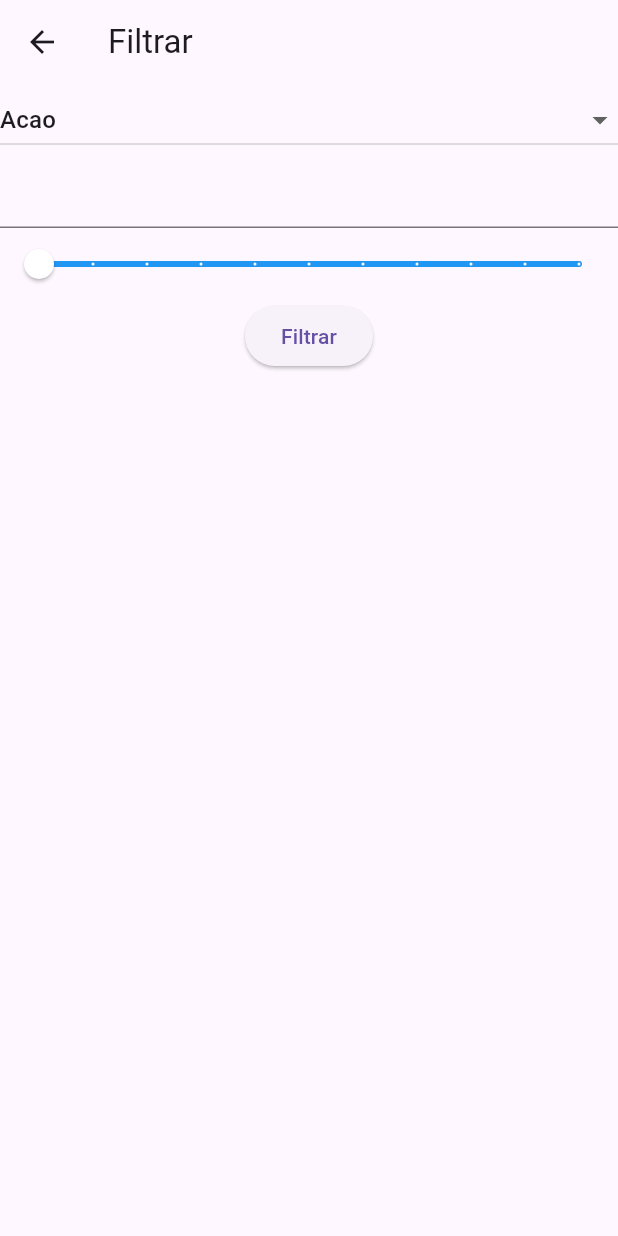
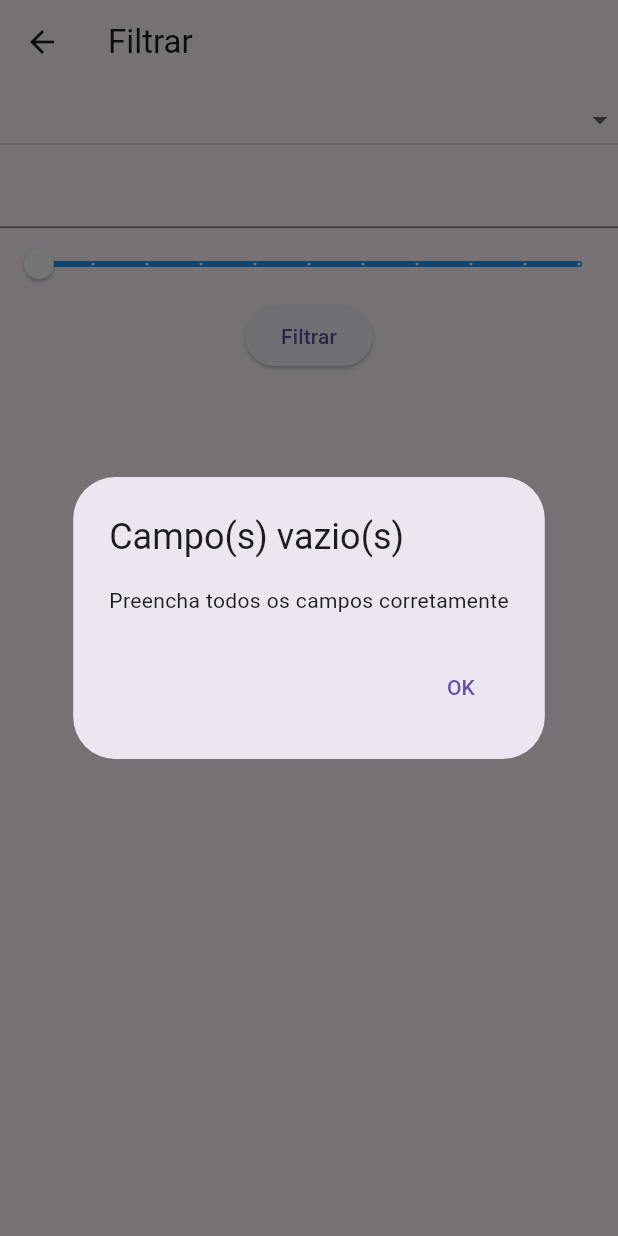
Before and after one commit to fabiogqueiros/Trabalho-LabMoveis, a Flutter app: the Filtrar screen opened by its route, after a tap on "Filtrar", on a phone screen of 412 x 824 dp. Run offline on Flutter 3.47's test engine with Material 3 defaults, Android fonts, the phone set to English and light mode, and no system bars; our stand-ins replace shared_preferences, sqflite; accounts and stored records are empty.

```diff
--- a/lib/filtrar.dart
+++ b/lib/filtrar.dart
@@ -16,15 +16,15 @@
   double estrelas = 0;
 
   void _dashboard(BuildContext context){
-    if(tipo != null && duracaoMinutes.text.isNotEmpty){
+    if(tipo == null || duracaoMinutes.text.isEmpty){
       String title = "Campo(s) vazio(s)";
       String message = "Preencha todos os campos corretamente";
       alerta(context, title, message);
       return;
     }
-    argument.duracao = int.parse(duracaoMinutes.text);
+    /*argument.duracao = int.parse(duracaoMinutes.text);
     argument.estrelas = estrelas;
-    argument.tipo = tipo!;
+    argument.tipo = tipo!;*/
     Navigator.pop(context, argument);
   }
 
@@ -55,10 +55,9 @@
       AppBar(title: const Text("Filtrar"),),
       body: Column(children: [
 
-        DropdownButton(value: tipo,
-          items: tipos.map<DropdownMenuItem<String>>((tip){
-            return DropdownMenuItem<String>(child: Text(tip));}).toList(),
-          onChanged: (tip) {
+        DropdownButton(items: tipos.map((String valor) => DropdownMenuItem<String>(value: valor, child: Text(valor),)).toList(),
+          value: tipo,
+          onChanged: (String? tip){
             tipo = tip;
             setState(() {});
           },
--- a/lib/novoJogo.dart
+++ b/lib/novoJogo.dart
@@ -78,7 +78,10 @@
         ),
 
 
-        ElevatedButton(onPressed: () => _dashboard(context), child: const Text("Salvar"))
+        ElevatedButton(onPressed: (){
+          _dashboard(context);
+        },
+         child: const Text("Salvar"))
       ],)
 
     );
```
Also changed, not shown: lib/recentes.dart (+14 -6 lines).
